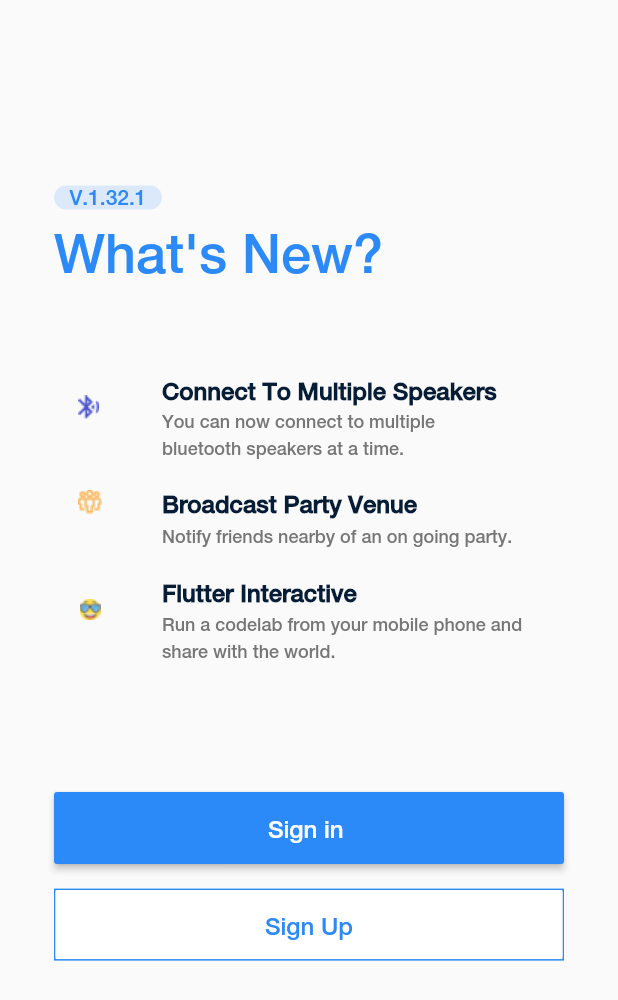
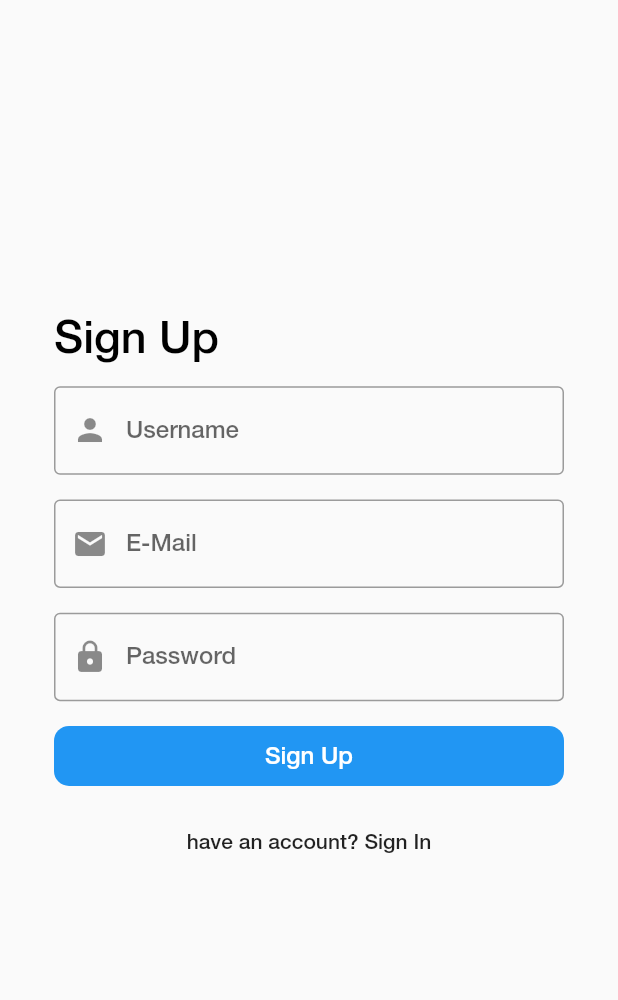
Before and after one commit to nnamdei/flutterinteractminna, a Flutter app: the screen it shows after launch, after a tap on "Sign Up", on a phone screen of 412 x 824 dp. Shown: the top 1000 px of the screen. Run offline on Flutter 3.47's test engine with Material 2 defaults, Android fonts, the phone set to English and light mode, and no system bars.

Commit message:
SignUp/RndBtn

```diff
--- a/lib/routes.dart
+++ b/lib/routes.dart
@@ -1,10 +1,12 @@
 import 'screens/login.dart';
 import 'screens/onboarding.dart';
 import 'package:flutter/material.dart';
+import 'screens/signup.dart';
 
 final routes = {
   '/': (BuildContext context) => Onboarding(),
   '/loginPage': (BuildContext context) => LoginPage(),
+  '/signUpPage': (BuildContext context) => SignUpPage(),
 };
 
 Widget makeRoute(
@@ -28,5 +30,8 @@ Widget _buildRoute({
     case '/loginPage':
       return LoginPage();
       break;
+    case '/signUpPage':
+      return SignUpPage();
+      break;
   }
 }
--- a/lib/screens/onboarding.dart
+++ b/lib/screens/onboarding.dart
@@ -31,11 +31,13 @@ class Onboarding extends StatelessWidget {
             SizedBox(
               height: MediaQuery.of(context).size.height * 0.01,
             ),
-            Text('What\'s New?',
+            Text(
+              'What\'s New?',
               style: TextStyle(
                   color: Color.fromRGBO(44, 138, 248, 1),
                   fontWeight: FontWeight.w500,
-                    fontSize: 36)),
+                  fontSize: 36),
+            ),
             SizedBox(
               height: MediaQuery.of(context).size.height * 0.07,
             ),
@@ -89,7 +91,8 @@ class Onboarding extends StatelessWidget {
                     color: Color.fromRGBO(118, 118, 118, 1),
                     fontWeight: FontWeight.normal,
                     height: 1.5,
-                      fontSize: 12)),
+                    fontSize: 12),
+              ),
             ),
             SizedBox(
               height: MediaQuery.of(context).size.height * 0.1,
@@ -98,16 +101,21 @@ class Onboarding extends StatelessWidget {
               height: 48,
               width: MediaQuery.of(context).size.width,
               child: RaisedButton(
+                shape: RoundedRectangleBorder(
+                  borderRadius: BorderRadius.circular(10.0),
+                ),
                 color: Color.fromRGBO(44, 138, 248, 1),
                 onPressed: () {
                   Navigator.of(context).pushNamed('/loginPage');
                 },
-                child: Text('Sign in ',
+                child: Text(
+                  'Sign in ',
                   style: TextStyle(
                       color: Colors.white,
                       fontWeight: FontWeight.w500,
                       height: 1.5,
-                        fontSize: 16)),
+                      fontSize: 16),
+                ),
               ),
             ),
             SizedBox(
@@ -118,18 +126,27 @@ class Onboarding extends StatelessWidget {
               width: MediaQuery.of(context).size.width,
               decoration: BoxDecoration(
                 border: Border.all(
-                      color: Color.fromRGBO(44, 138, 248, 1), width: 1)),
+                  color: Color.fromRGBO(44, 138, 248, 1),
+                  width: 2,
+                ),
+              ),
               child: RaisedButton(
+                shape: RoundedRectangleBorder(
+                  borderRadius: BorderRadius.circular(10.0),
+                ),
                 color: Colors.white,
                 elevation: 0.0,
-                onPressed: () {},
-
-                child: Text('Sign Up',
+                onPressed: () {
+                  Navigator.of(context).pushNamed('/signUpPage');
+                },
+                child: Text(
+                  'Sign Up',
                   style: TextStyle(
                       color: Color.fromRGBO(44, 138, 248, 1),
                       fontWeight: FontWeight.w500,
-                        height: 1.5,
-                        fontSize: 16)),
+//                      height: 1.5,
+                      fontSize: 16),
+                ),
               ),
             )
           ],
--- /dev/null
+++ b/lib/screens/signup.dart
@@ -0,0 +1,130 @@
+import 'package:flutter/material.dart';
+
+class SignUpPage extends StatefulWidget {
+  SignUpPage({Key key}) : super(key: key);
+
+  @override
+  _SignUpPageState createState() {
+    return _SignUpPageState();
+  }
+}
+
+class _SignUpPageState extends State<SignUpPage> {
+  @override
+  void initState() {
+    super.initState();
+  }
+
+  @override
+  void dispose() {
+    super.dispose();
+  }
+
+  @override
+  Widget build(BuildContext context) {
+    return Scaffold(
+      body: SingleChildScrollView(
+        child: Container(
+          margin: EdgeInsets.symmetric(horizontal: 36),
+          child: Column(
+            crossAxisAlignment: CrossAxisAlignment.start,
+            children: <Widget>[
+              SizedBox(
+                height: MediaQuery.of(context).size.height * 0.25,
+              ),
+              Text(
+                'Sign Up',
+                style: TextStyle(
+                  color: Colors.black,
+                  fontWeight: FontWeight.w500,
+                  fontSize: 30.0,
+                ),
+              ),
+              SizedBox(
+                height: MediaQuery.of(context).size.height * 0.02,
+              ),
+              Stack(
+                children: <Widget>[
+                  TextField(
+                    keyboardType: TextInputType.text,
+                    obscureText: false,
+                    decoration: InputDecoration(
+                      labelText: 'Username',
+                      hintText: 'johnDoe',
+                      border: OutlineInputBorder(),
+                      prefixIcon: Icon(Icons.person),
+                    ),
+                  ),
+                ],
+              ),
+              SizedBox(
+                height: MediaQuery.of(context).size.height * 0.02,
+              ),
+              Stack(
+                children: <Widget>[
+                  TextField(
+                    keyboardType: TextInputType.emailAddress,
+                    obscureText: false,
+                    decoration: InputDecoration(
+                      prefixIcon: Icon(Icons.email),
+                      border: OutlineInputBorder(),
+                      labelText: 'E-Mail',
+                      hintText: 'flutterinteractminna@gmail.com',
+                    ),
+                  ),
+                ],
+              ),
+              SizedBox(
+                height: MediaQuery.of(context).size.height * 0.02,
+              ),
+              Stack(
+                children: <Widget>[
+                  TextField(
+                    keyboardType: TextInputType.visiblePassword,
+                    obscureText: true,
+                    decoration: InputDecoration(
+                      prefixIcon: Icon(Icons.lock),
+                      border: OutlineInputBorder(),
+                      labelText: 'Password',
+                    ),
+                  ),
+                ],
+              ),
+              SizedBox(
+                height: MediaQuery.of(context).size.height * 0.02,
+              ),
+              Container(
+                height: 40,
+                width: double.infinity,
+                child: RaisedButton(
+                  shape: RoundedRectangleBorder(
+                    borderRadius: BorderRadius.circular(10.0),
+                  ),
+                  color: Colors.blue,
+                  elevation: 0.0,
+                  onPressed: () {},
+                  child: Text(
+                    'Sign Up',
+                    style: TextStyle(
+                      color: Colors.white,
+                      fontSize: 16,
+                      fontWeight: FontWeight.w500,
+                    ),
+                  ),
+                ),
+              ),
+              SizedBox(
+                height: MediaQuery.of(context).size.height * 0.035,
+              ),
+              Container(
+                child: Center(
+                  child: Text('have an account? Sign In'),
+                ),
+              )
+            ],
+          ),
+        ),
+      ),
+    );
+  }
+}
```
Also changed, not shown: lib/screens/login.dart (+23 -32 lines), pubspec.lock. Lines whose indentation alone changed are shown as unchanged.
